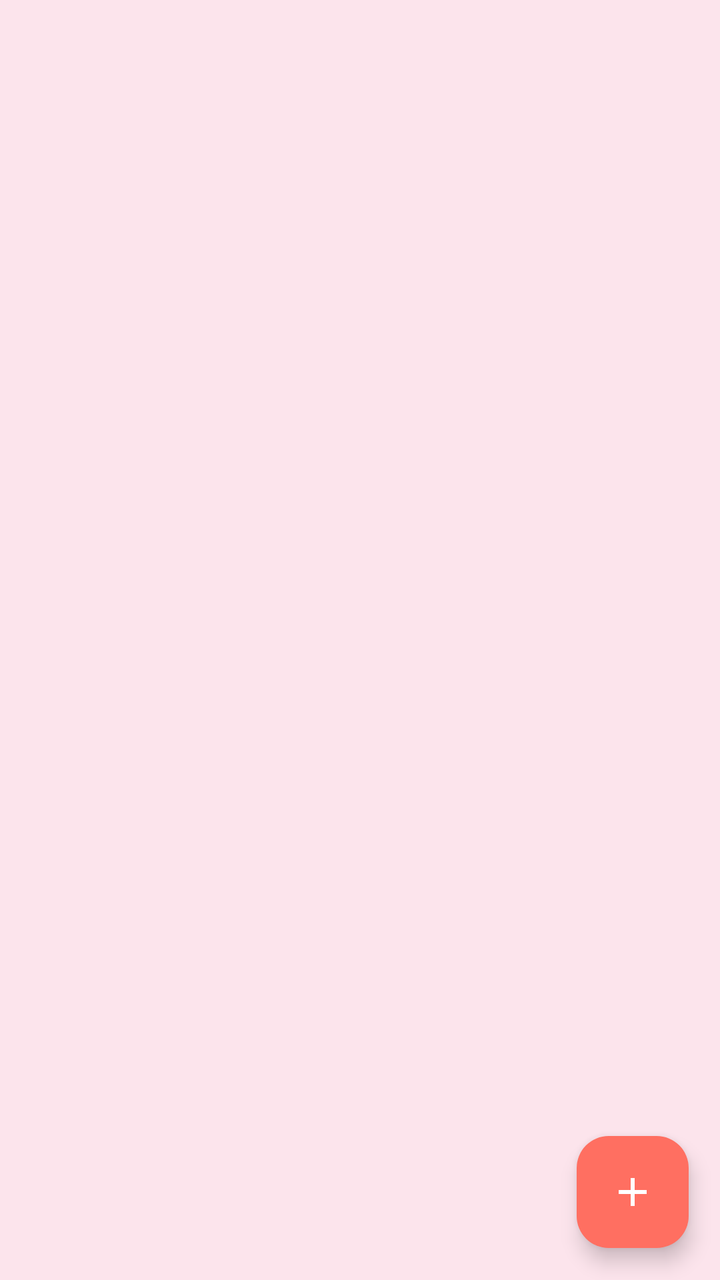
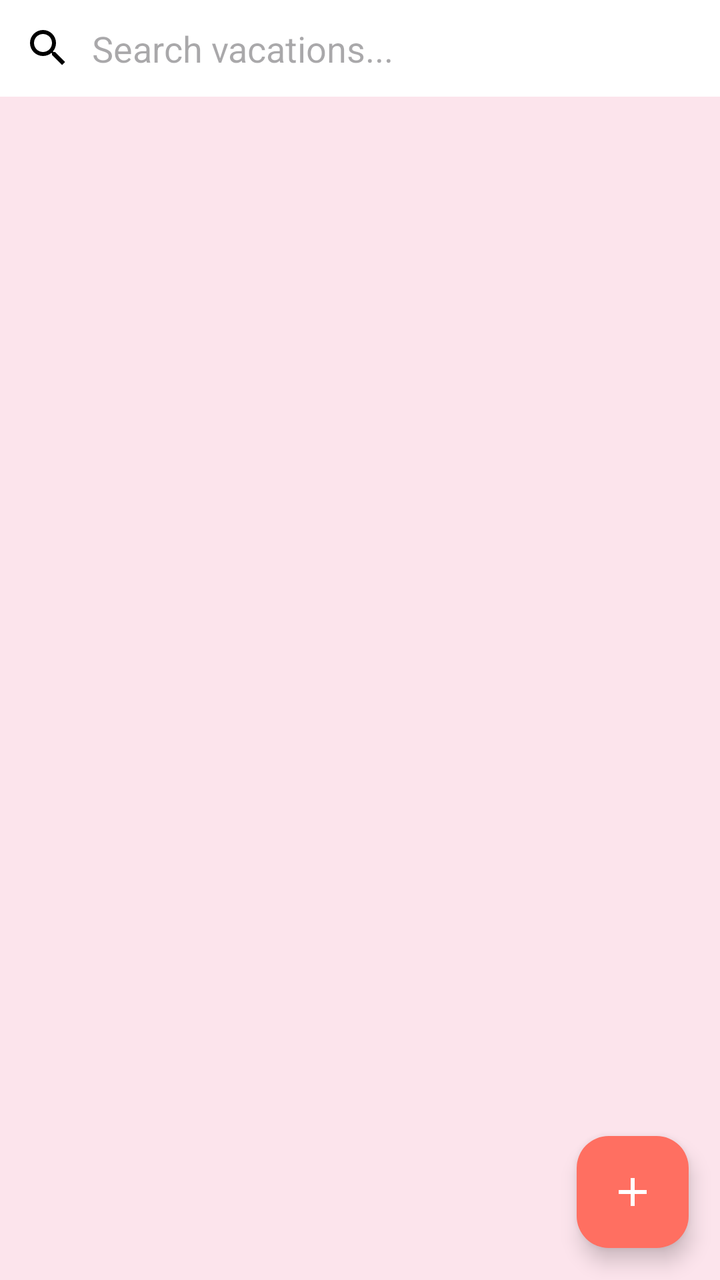

Two renders of the same Android screen: before a commit and after it. Below are the layout's source before the change and the commit's diff.
<!-- AndroidManifest.xml: application theme Theme.D424VacationPlanner -->
<!-- res/layout/activity_vacation_list.xml -->
<?xml version="1.0" encoding="utf-8"?>
<androidx.constraintlayout.widget.ConstraintLayout xmlns:android="http://schemas.android.com/apk/res/android"
    xmlns:app="http://schemas.android.com/apk/res-auto"
    xmlns:tools="http://schemas.android.com/tools"
    android:id="@+id/main"
    android:layout_width="match_parent"
    android:layout_height="match_parent"
    android:background="#FCE4EC"
    tools:context="com.example.d424vacationplanner.UI.VacationList">


    <com.google.android.material.floatingactionbutton.FloatingActionButton
        android:id="@+id/floatingActionButton"
        android:layout_width="wrap_content"
        android:layout_height="wrap_content"
        android:layout_margin="2dp"
        android:clickable="true"
        android:src="@drawable/baseline_add_24"
        app:tint="@color/white"
        app:backgroundTint="@color/myCustomColor"
        app:layout_constraintBottom_toBottomOf="parent"
        app:layout_constraintEnd_toEndOf="parent"
        app:layout_constraintHorizontal_bias="0.954"
        app:layout_constraintStart_toStartOf="parent"
        app:layout_constraintTop_toTopOf="parent"
        app:layout_constraintVertical_bias="0.976" />


    <androidx.recyclerview.widget.RecyclerView
        android:id="@+id/listRecyclerView"
        android:layout_width="0dp"
        android:layout_height="0dp"
        android:paddingTop="16dp"
        android:clipToPadding="false"
        app:layout_constraintTop_toTopOf="parent"
        app:layout_constraintBottom_toBottomOf="parent"
        app:layout_constraintStart_toStartOf="parent"
        app:layout_constraintEnd_toEndOf="parent" />

</androidx.constraintlayout.widget.ConstraintLayout>
<!-- resources referenced by this layout -->
<resources>
  <color name="myCustomColor">#FF6F61</color>
  <color name="white">#FFFFFFFF</color>
  <!-- drawable baseline_add_24 (drawable) -->
  <vector xmlns:android="http://schemas.android.com/apk/res/android" android:height="24dp" android:tint="#000000" android:viewportHeight="24" android:viewportWidth="24" android:width="24dp">
        
      <path android:fillColor="@android:color/white" android:pathData="M19,13h-6v6h-2v-6H5v-2h6V5h2v6h6v2z"/>
      
  </vector>
  <style name="Theme.D424VacationPlanner" parent="Base.Theme.D424VacationPlanner" />
  <style name="Base.Theme.D424VacationPlanner" parent="Theme.Material3.DayNight">
          
          
      </style>
</resources>

<!-- the commit's change to res/layout/activity_vacation_list.xml (unified diff, before → after) -->
@@ -25,15 +25,27 @@
         app:layout_constraintTop_toTopOf="parent"
         app:layout_constraintVertical_bias="0.976" />
 
+    <EditText
+        android:id="@+id/searchBar"
+        android:layout_width="0dp"
+        android:layout_height="wrap_content"
+        android:hint="Search vacations..."
+        android:drawableStart="@drawable/magnify"
+        android:drawablePadding="10dp"
+        android:padding="12dp"
+        app:layout_constraintTop_toTopOf="parent"
+        app:layout_constraintStart_toStartOf="parent"
+        app:layout_constraintEnd_toEndOf="parent"
+        android:background="#ffffff" />
 
     <androidx.recyclerview.widget.RecyclerView
         android:id="@+id/listRecyclerView"
         android:layout_width="0dp"
         android:layout_height="0dp"
-        android:paddingTop="16dp"
+        android:paddingTop="8dp"
         android:clipToPadding="false"
-        app:layout_constraintTop_toTopOf="parent"
-        app:layout_constraintBottom_toBottomOf="parent"
+        app:layout_constraintTop_toBottomOf="@id/searchBar"
+        app:layout_constraintBottom_toTopOf="@id/floatingActionButton"
         app:layout_constraintStart_toStartOf="parent"
         app:layout_constraintEnd_toEndOf="parent" />
 
<!-- resource entries referenced after the edit -->
@@ -8,6 +8,8 @@
       <path android:fillColor="@android:color/white" android:pathData="M19,13h-6v6h-2v-6H5v-2h6V5h2v6h6v2z"/>
       
   </vector>
+  <!-- drawable magnify (drawable) -->
+  <vector xmlns:android="http://schemas.android.com/apk/res/android" android:height="24dp" android:width="24dp" android:viewportWidth="24" android:viewportHeight="24"><path android:fillColor="#000000" android:pathData="M9.5,3A6.5,6.5 0 0,1 16,9.5C16,11.11 15.41,12.59 14.44,13.73L14.71,14H15.5L20.5,19L19,20.5L14,15.5V14.71L13.73,14.44C12.59,15.41 11.11,16 9.5,16A6.5,6.5 0 0,1 3,9.5A6.5,6.5 0 0,1 9.5,3M9.5,5C7,5 5,7 5,9.5C5,12 7,14 9.5,14C12,14 14,12 14,9.5C14,7 12,5 9.5,5Z" /></vector>
   <style name="Theme.D424VacationPlanner" parent="Base.Theme.D424VacationPlanner" />
   <style name="Base.Theme.D424VacationPlanner" parent="Theme.Material3.DayNight">
           
